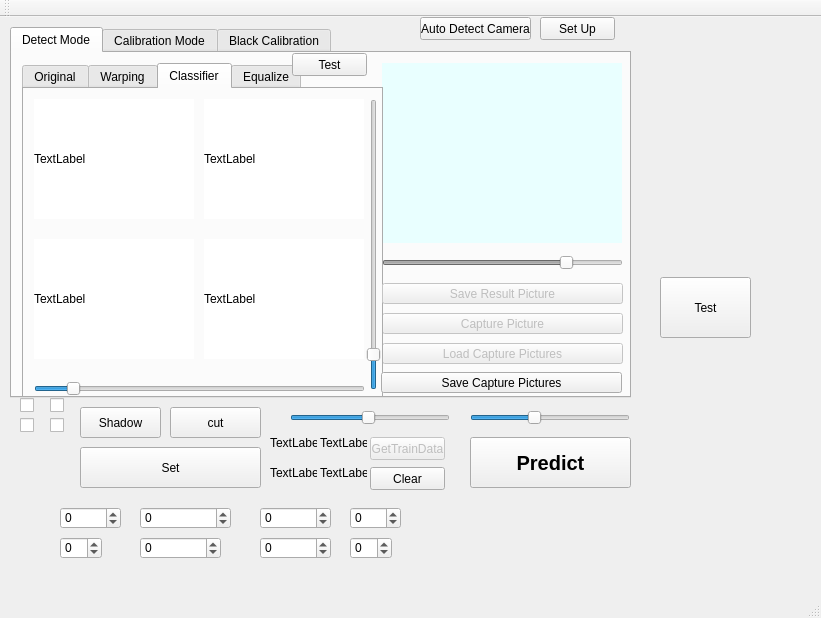
First picture: the form in mainwindow.ui, repository Chia-ChunHsu/MicroCapture, before the edit.
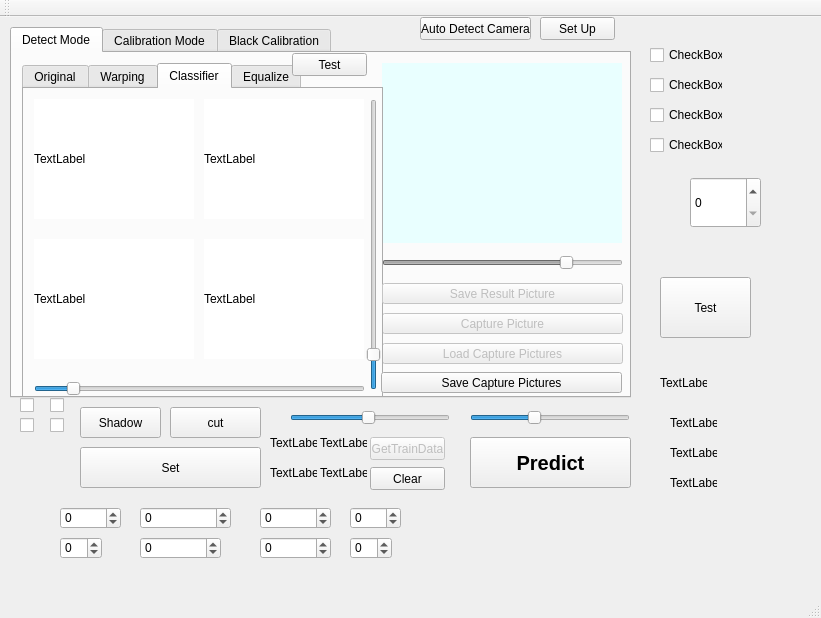
Second picture: the form after the edit.

What changed in the file:
```diff
--- a/mainwindow.ui
+++ b/mainwindow.ui
@@ -1284,6 +1284,123 @@
      <number>10</number>
     </property>
    </widget>
+   <widget class="QLabel" name="score0">
+    <property name="geometry">
+     <rect>
+      <x>660</x>
+      <y>360</y>
+      <width>47</width>
+      <height>12</height>
+     </rect>
+    </property>
+    <property name="text">
+     <string>TextLabel</string>
+    </property>
+   </widget>
+   <widget class="QLabel" name="score1">
+    <property name="geometry">
+     <rect>
+      <x>670</x>
+      <y>400</y>
+      <width>47</width>
+      <height>12</height>
+     </rect>
+    </property>
+    <property name="text">
+     <string>TextLabel</string>
+    </property>
+   </widget>
+   <widget class="QLabel" name="score2">
+    <property name="geometry">
+     <rect>
+      <x>670</x>
+      <y>430</y>
+      <width>47</width>
+      <height>12</height>
+     </rect>
+    </property>
+    <property name="text">
+     <string>TextLabel</string>
+    </property>
+   </widget>
+   <widget class="QLabel" name="score3">
+    <property name="geometry">
+     <rect>
+      <x>670</x>
+      <y>460</y>
+      <width>47</width>
+      <height>12</height>
+     </rect>
+    </property>
+    <property name="text">
+     <string>TextLabel</string>
+    </property>
+   </widget>
+   <widget class="QSpinBox" name="spinBox_9">
+    <property name="geometry">
+     <rect>
+      <x>690</x>
+      <y>160</y>
+      <width>71</width>
+      <height>51</height>
+     </rect>
+    </property>
+    <property name="maximum">
+     <number>255</number>
+    </property>
+   </widget>
+   <widget class="QCheckBox" name="checkBox">
+    <property name="geometry">
+     <rect>
+      <x>650</x>
+      <y>30</y>
+      <width>73</width>
+      <height>16</height>
+     </rect>
+    </property>
+    <property name="text">
+     <string>CheckBox</string>
+    </property>
+   </widget>
+   <widget class="QCheckBox" name="checkBox_2">
+    <property name="geometry">
+     <rect>
+      <x>650</x>
+      <y>60</y>
+      <width>73</width>
+      <height>16</height>
+     </rect>
+    </property>
+    <property name="text">
+     <string>CheckBox</string>
+    </property>
+   </widget>
+   <widget class="QCheckBox" name="checkBox_3">
+    <property name="geometry">
+     <rect>
+      <x>650</x>
+      <y>90</y>
+      <width>73</width>
+      <height>16</height>
+     </rect>
+    </property>
+    <property name="text">
+     <string>CheckBox</string>
+    </property>
+   </widget>
+   <widget class="QCheckBox" name="checkBox_4">
+    <property name="geometry">
+     <rect>
+      <x>650</x>
+      <y>120</y>
+      <width>73</width>
+      <height>16</height>
+     </rect>
+    </property>
+    <property name="text">
+     <string>CheckBox</string>
+    </property>
+   </widget>
   </widget>
   <widget class="QMenuBar" name="menuBar">
    <property name="geometry">
```
Left out of the diff: 2 changed lines with no effect on the pictures.
